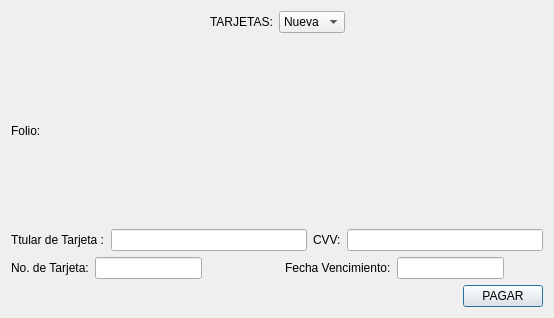
Laloses/Hospital, file pagointervenciones.ui: the form before one commit.
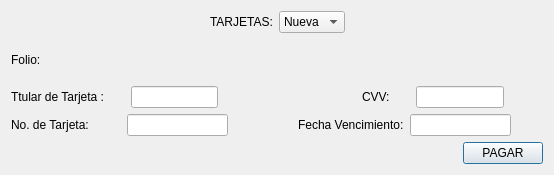
The form after the commit.

```diff
--- a/pagointervenciones.ui
+++ b/pagointervenciones.ui
@@ -7,7 +7,7 @@
     <x>0</x>
     <y>0</y>
     <width>554</width>
-    <height>318</height>
+    <height>175</height>
    </rect>
   </property>
   <property name="windowTitle">
@@ -64,34 +64,177 @@
     <layout class="QGridLayout" name="gridLayout_5">
      <item row="1" column="0">
       <layout class="QGridLayout" name="gridLayout_3">
-       <item row="0" column="0">
-        <widget class="QLabel" name="label_3">
-         <property name="text">
-          <string>Ttular de Tarjeta :</string>
-         </property>
-        </widget>
-       </item>
-       <item row="0" column="3">
+       <item row="0" column="12">
         <widget class="QLineEdit" name="lineEdit_cv">
          <property name="maxLength">
           <number>3</number>
          </property>
         </widget>
        </item>
-       <item row="0" column="2">
+       <item row="0" column="14">
+        <spacer name="horizontalSpacer_7">
+         <property name="orientation">
+          <enum>Qt::Horizontal</enum>
+         </property>
+         <property name="sizeHint" stdset="0">
+          <size>
+           <width>40</width>
+           <height>20</height>
+          </size>
+         </property>
+        </spacer>
+       </item>
+       <item row="0" column="10">
         <widget class="QLabel" name="label_4">
          <property name="text">
           <string>CVV:</string>
          </property>
         </widget>
        </item>
-       <item row="0" column="1">
+       <item row="0" column="3">
+        <spacer name="horizontalSpacer_8">
+         <property name="orientation">
+          <enum>Qt::Horizontal</enum>
+         </property>
+         <property name="sizeHint" stdset="0">
+          <size>
+           <width>40</width>
+           <height>20</height>
+          </size>
+         </property>
+        </spacer>
+       </item>
+       <item row="0" column="11">
+        <spacer name="horizontalSpacer_10">
+         <property name="orientation">
+          <enum>Qt::Horizontal</enum>
+         </property>
+         <property name="sizeHint" stdset="0">
+          <size>
+           <width>40</width>
+           <height>20</height>
+          </size>
+         </property>
+        </spacer>
+       </item>
+       <item row="0" column="4">
+        <spacer name="horizontalSpacer_11">
+         <property name="orientation">
+          <enum>Qt::Horizontal</enum>
+         </property>
+         <property name="sizeHint" stdset="0">
+          <size>
+           <width>40</width>
+           <height>20</height>
+          </size>
+         </property>
+        </spacer>
+       </item>
+       <item row="0" column="13">
+        <spacer name="horizontalSpacer_14">
+         <property name="orientation">
+          <enum>Qt::Horizontal</enum>
+         </property>
+         <property name="sizeHint" stdset="0">
+          <size>
+           <width>40</width>
+           <height>20</height>
+          </size>
+         </property>
+        </spacer>
+       </item>
+       <item row="0" column="2">
         <widget class="QLineEdit" name="lineEdit_titular">
          <property name="maxLength">
           <number>100</number>
          </property>
         </widget>
        </item>
+       <item row="0" column="7">
+        <spacer name="horizontalSpacer_15">
+         <property name="orientation">
+          <enum>Qt::Horizontal</enum>
+         </property>
+         <property name="sizeHint" stdset="0">
+          <size>
+           <width>40</width>
+           <height>20</height>
+          </size>
+         </property>
+        </spacer>
+       </item>
+       <item row="0" column="8">
+        <spacer name="horizontalSpacer_16">
+         <property name="orientation">
+          <enum>Qt::Horizontal</enum>
+         </property>
+         <property name="sizeHint" stdset="0">
+          <size>
+           <width>40</width>
+           <height>20</height>
+          </size>
+         </property>
+        </spacer>
+       </item>
+       <item row="0" column="6">
+        <spacer name="horizontalSpacer_13">
+         <property name="orientation">
+          <enum>Qt::Horizontal</enum>
+         </property>
+         <property name="sizeHint" stdset="0">
+          <size>
+           <width>40</width>
+           <height>20</height>
+          </size>
+         </property>
+        </spacer>
+       </item>
+       <item row="0" column="0">
+        <widget class="QLabel" name="label_3">
+         <property name="text">
+          <string>Ttular de Tarjeta :</string>
+         </property>
+        </widget>
+       </item>
+       <item row="0" column="5">
+        <spacer name="horizontalSpacer_12">
+         <property name="orientation">
+          <enum>Qt::Horizontal</enum>
+         </property>
+         <property name="sizeHint" stdset="0">
+          <size>
+           <width>40</width>
+           <height>20</height>
+          </size>
+         </property>
+        </spacer>
+       </item>
+       <item row="0" column="9">
+        <spacer name="horizontalSpacer_17">
+         <property name="orientation">
+          <enum>Qt::Horizontal</enum>
+         </property>
+         <property name="sizeHint" stdset="0">
+          <size>
+           <width>40</width>
+           <height>20</height>
+          </size>
+         </property>
+        </spacer>
+       </item>
+       <item row="0" column="1">
+        <spacer name="horizontalSpacer_18">
+         <property name="orientation">
+          <enum>Qt::Horizontal</enum>
+         </property>
+         <property name="sizeHint" stdset="0">
+          <size>
+           <width>40</width>
+           <height>20</height>
+          </size>
+         </property>
+        </spacer>
+       </item>
       </layout>
      </item>
      <item row="0" column="0">
@@ -114,14 +257,54 @@
      </item>
      <item row="2" column="0">
       <layout class="QGridLayout" name="gridLayout_4">
+       <item row="0" column="0">
+        <widget class="QLabel" name="label_5">
+         <property name="text">
+          <string>No. de Tarjeta:</string>
+         </property>
+        </widget>
+       </item>
+       <item row="0" column="5">
+        <widget class="QLabel" name="label_6">
+         <property name="text">
+          <string>Fecha Vencimiento:</string>
+         </property>
+        </widget>
+       </item>
        <item row="0" column="1">
+        <spacer name="horizontalSpacer_9">
+         <property name="orientation">
+          <enum>Qt::Horizontal</enum>
+         </property>
+         <property name="sizeHint" stdset="0">
+          <size>
+           <width>40</width>
+           <height>20</height>
+          </size>
+         </property>
+        </spacer>
+       </item>
+       <item row="0" column="2">
         <widget class="QLineEdit" name="lineEdit_noTarjeta">
          <property name="maxLength">
           <number>16</number>
          </property>
         </widget>
        </item>
-       <item row="0" column="6">
+       <item row="0" column="3">
+        <spacer name="horizontalSpacer_5">
+         <property name="orientation">
+          <enum>Qt::Horizontal</enum>
+         </property>
+         <property name="sizeHint" stdset="0">
+          <size>
+           <width>40</width>
+           <height>20</height>
+          </size>
+         </property>
+        </spacer>
+       </item>
+       <item row="0" column="7">
         <spacer name="horizontalSpacer_6">
          <property name="orientation">
           <enum>Qt::Horizontal</enum>
@@ -134,7 +317,7 @@
          </property>
         </spacer>
        </item>
-       <item row="0" column="3">
+       <item row="0" column="4">
         <spacer name="horizontalSpacer_4">
          <property name="orientation">
           <enum>Qt::Horizontal</enum>
@@ -147,7 +330,7 @@
          </property>
         </spacer>
        </item>
-       <item row="0" column="5">
+       <item row="0" column="6">
         <widget class="QLineEdit" name="dateEditVencimiento">
          <property name="text">
           <string/>
@@ -157,33 +340,6 @@
          </property>
         </widget>
        </item>
-       <item row="0" column="0">
-        <widget class="QLabel" name="label_5">
-         <property name="text">
-          <string>No. de Tarjeta:</string>
-         </property>
-        </widget>
-       </item>
-       <item row="0" column="4">
-        <widget class="QLabel" name="label_6">
-         <property name="text">
-          <string>Fecha Vencimiento:</string>
-         </property>
-        </widget>
-       </item>
-       <item row="0" column="2">
-        <spacer name="horizontalSpacer_5">
-         <property name="orientation">
-          <enum>Qt::Horizontal</enum>
-         </property>
-         <property name="sizeHint" stdset="0">
-          <size>
-           <width>40</width>
-           <height>20</height>
-          </size>
-         </property>
-        </spacer>
-       </item>
       </layout>
      </item>
     </layout>
```
